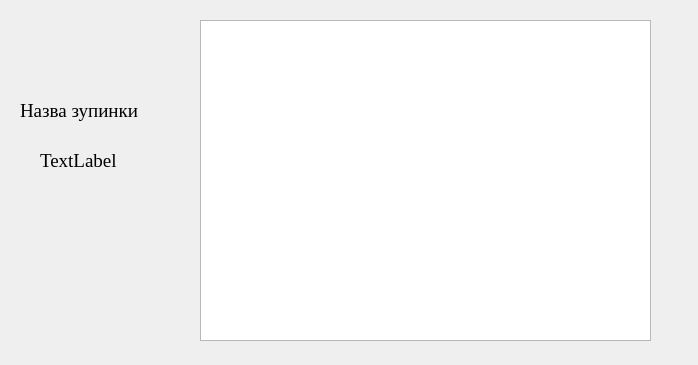
Qt form MapsWay/stopinformation.ui (MariaMihajilova/MapsWay) before a commit.
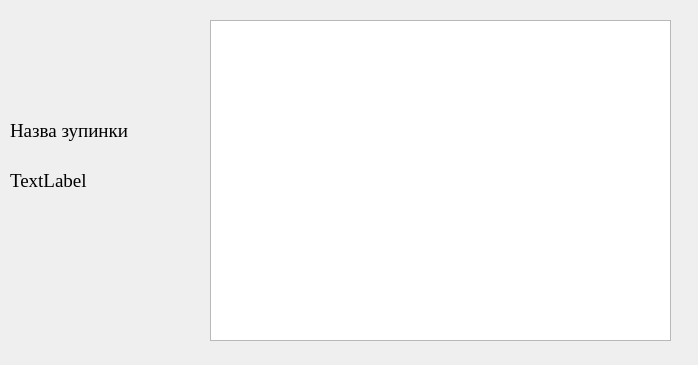
The same form after that commit.

Patch:
```diff
--- a/MapsWay/stopinformation.ui
+++ b/MapsWay/stopinformation.ui
@@ -28,8 +28,8 @@
   <widget class="QLabel" name="label">
    <property name="geometry">
     <rect>
-     <x>20</x>
-     <y>100</y>
+     <x>10</x>
+     <y>120</y>
      <width>131</width>
      <height>21</height>
     </rect>
@@ -47,9 +47,9 @@
   <widget class="QLabel" name="label_2">
    <property name="geometry">
     <rect>
-     <x>40</x>
-     <y>140</y>
-     <width>81</width>
+     <x>10</x>
+     <y>160</y>
+     <width>191</width>
      <height>41</height>
     </rect>
    </property>
@@ -66,9 +66,9 @@
   <widget class="QTableView" name="tableView">
    <property name="geometry">
     <rect>
-     <x>200</x>
+     <x>210</x>
      <y>20</y>
-     <width>451</width>
+     <width>461</width>
      <height>321</height>
     </rect>
    </property>
```
